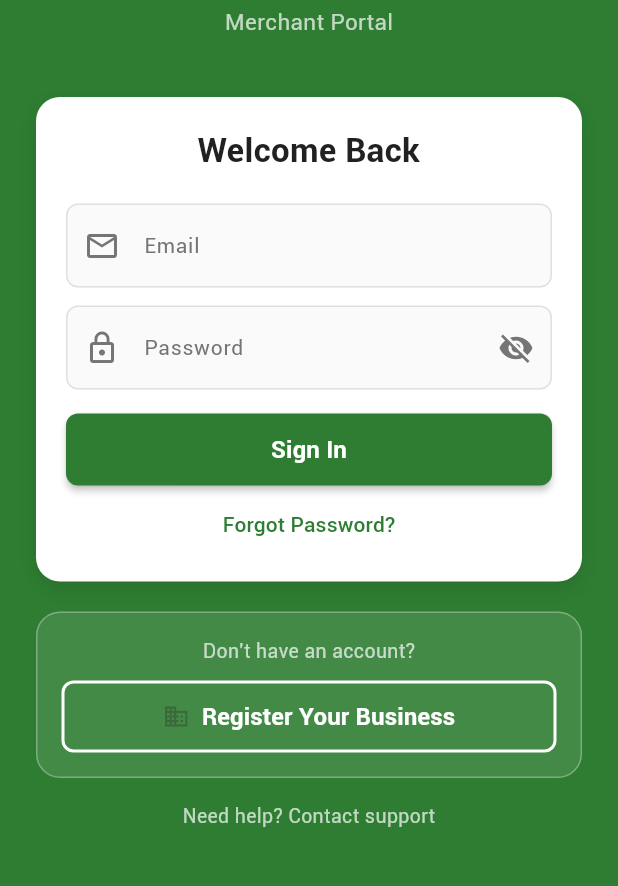
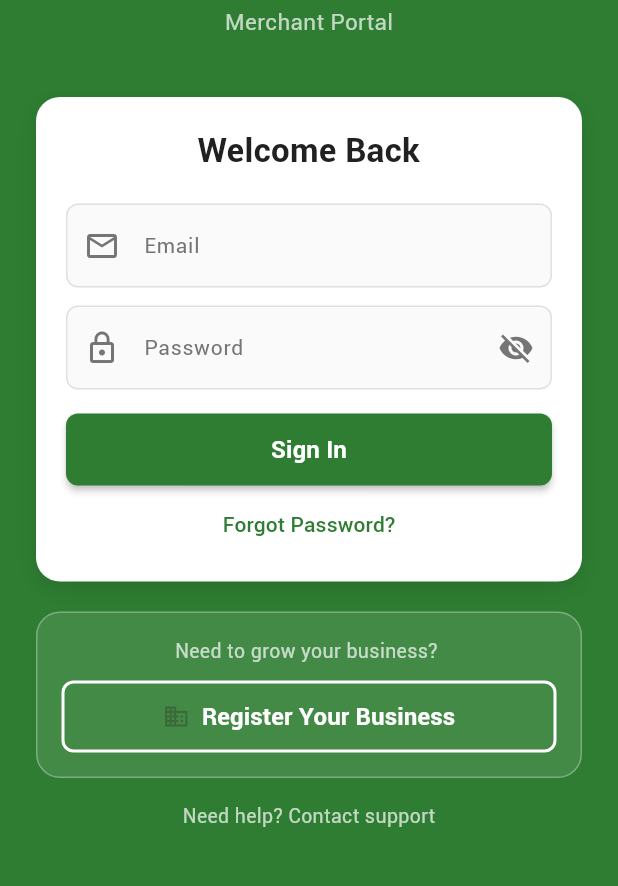
Before and after one commit to suonpisey-aeu/gifthub_merchant, a Flutter app: the screen it shows after launch, on a phone screen of 412 x 824 dp, the part 314-1200 px from its top. Run offline on Flutter 3.47's test engine with Material 3 defaults, Android fonts, the phone set to English and light mode, and no system bars.

Commit message:
chore: push all changes

```diff
--- a/lib/screens/auth/merchant_login_screen.dart
+++ b/lib/screens/auth/merchant_login_screen.dart
@@ -199,7 +199,7 @@ class _MerchantLoginScreenState extends State<MerchantLoginScreen> {
                     child: Column(
                       children: [
                         Text(
-                          'Don\'t have an account?',
+                          'Need to grow your business? ',
                           style: TextStyle(
                             color: Colors.white70,
                             fontSize: 13,
```
